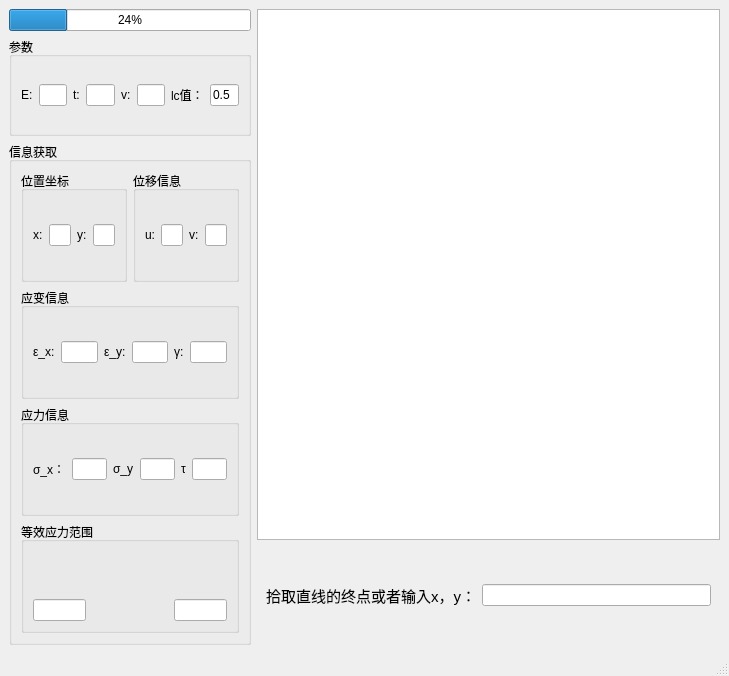
Above: finite-element-cuda-new/MainWindow.ui from epocode/finite-element-cuda-new before the change. Below: the same form after it.
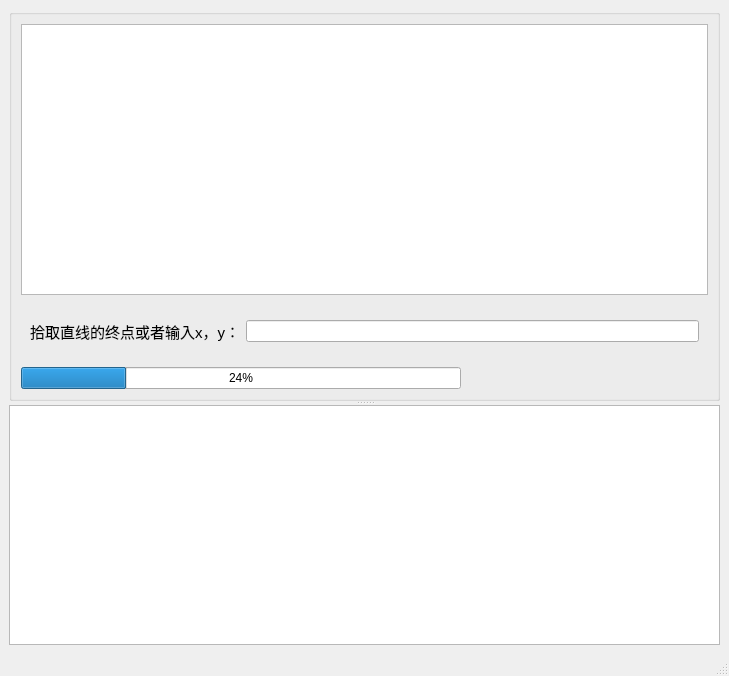
That is the form after the change. The open tabs and pages were chosen to show the change. Custom widgets are drawn as their Qt base class.

The edit to the form file:
```diff
--- a/finite-element-cuda-new/MainWindow.ui
+++ b/finite-element-cuda-new/MainWindow.ui
@@ -14,18 +14,18 @@
    <string>MainWindow</string>
   </property>
   <widget class="QWidget" name="centralwidget">
-   <layout class="QGridLayout" name="gridLayout_3" rowstretch="1,1,4,1" columnstretch="1,3">
-    <item row="0" column="1" rowspan="3">
-     <widget class="MyGraphicsView" name="graphicsView">
-      <property name="maximumSize">
-       <size>
-        <width>16777215</width>
-        <height>16777215</height>
-       </size>
-      </property>
-     </widget>
-    </item>
+   <layout class="QGridLayout" name="gridLayout_4">
     <item row="0" column="0">
+     <widget class="QSplitter" name="splitter">
+      <property name="orientation">
+       <enum>Qt::Orientation::Vertical</enum>
+      </property>
+      <widget class="QGroupBox" name="groupBox_2">
+       <property name="title">
+        <string/>
+       </property>
+       <layout class="QGridLayout" name="gridLayout_3" rowstretch="5,0,0,0" columnstretch="1">
+        <item row="3" column="0">
      <widget class="QProgressBar" name="progressBar">
       <property name="maximumSize">
        <size>
@@ -38,255 +38,17 @@
       </property>
      </widget>
     </item>
-    <item row="1" column="0">
-     <widget class="QGroupBox" name="groupBox">
+        <item row="0" column="0" rowspan="2">
+         <widget class="MyGraphicsView" name="graphicsView">
       <property name="maximumSize">
        <size>
-        <width>440</width>
+            <width>16777215</width>
         <height>16777215</height>
        </size>
       </property>
-      <property name="title">
-       <string>参数</string>
-      </property>
-      <layout class="QHBoxLayout" name="horizontalLayout_2">
-       <item>
-        <widget class="QLabel" name="label">
-         <property name="text">
-          <string>E:</string>
-         </property>
-        </widget>
-       </item>
-       <item>
-        <widget class="QLineEdit" name="lineEditE"/>
-       </item>
-       <item>
-        <widget class="QLabel" name="label_2">
-         <property name="text">
-          <string>t:</string>
-         </property>
-        </widget>
-       </item>
-       <item>
-        <widget class="QLineEdit" name="lineEditT"/>
-       </item>
-       <item>
-        <widget class="QLabel" name="label_3">
-         <property name="text">
-          <string>v:</string>
-         </property>
-        </widget>
-       </item>
-       <item>
-        <widget class="QLineEdit" name="lineEditV"/>
-       </item>
-       <item>
-        <widget class="QLabel" name="label_8">
-         <property name="text">
-          <string>lc值：</string>
-         </property>
-        </widget>
-       </item>
-       <item>
-        <widget class="QLineEdit" name="lcValue">
-         <property name="text">
-          <string>0.5</string>
-         </property>
-        </widget>
-       </item>
-      </layout>
-     </widget>
-    </item>
-    <item row="2" column="0" rowspan="2">
-     <widget class="QGroupBox" name="groupBox_5">
-      <property name="maximumSize">
-       <size>
-        <width>440</width>
-        <height>16777215</height>
-       </size>
-      </property>
-      <property name="title">
-       <string>信息获取</string>
-      </property>
-      <layout class="QGridLayout" name="gridLayout_2">
-       <item row="0" column="0">
-        <widget class="QGroupBox" name="groupBox_6">
-         <property name="title">
-          <string>位置坐标</string>
-         </property>
-         <layout class="QHBoxLayout" name="horizontalLayout_3">
-          <item>
-           <widget class="QLabel" name="label_4">
-            <property name="text">
-             <string>x:</string>
-            </property>
-           </widget>
-          </item>
-          <item>
-           <widget class="QLineEdit" name="lineEditPointX"/>
-          </item>
-          <item>
-           <widget class="QLabel" name="label_6">
-            <property name="text">
-             <string>y:</string>
-            </property>
-           </widget>
-          </item>
-          <item>
-           <widget class="QLineEdit" name="lineEditPointY"/>
-          </item>
-         </layout>
-        </widget>
-       </item>
-       <item row="0" column="1">
-        <widget class="QGroupBox" name="groupBox_9">
-         <property name="title">
-          <string>位移信息</string>
-         </property>
-         <layout class="QHBoxLayout" name="horizontalLayout_6">
-          <item>
-           <widget class="QLabel" name="label_9">
-            <property name="text">
-             <string>u:</string>
-            </property>
-           </widget>
-          </item>
-          <item>
-           <widget class="QLineEdit" name="mu"/>
-          </item>
-          <item>
-           <widget class="QLabel" name="label_10">
-            <property name="text">
-             <string>v:</string>
-            </property>
-           </widget>
-          </item>
-          <item>
-           <widget class="QLineEdit" name="nu"/>
-          </item>
-         </layout>
-        </widget>
-       </item>
-       <item row="1" column="0" colspan="2">
-        <widget class="QGroupBox" name="groupBox_8">
-         <property name="title">
-          <string>应变信息</string>
-         </property>
-         <layout class="QHBoxLayout" name="horizontalLayout_5">
-          <item>
-           <widget class="QLabel" name="label_7">
-            <property name="text">
-             <string>ε_x:</string>
-            </property>
-           </widget>
-          </item>
-          <item>
-           <widget class="QLineEdit" name="epsilonX"/>
-          </item>
-          <item>
-           <widget class="QLabel" name="label_13">
-            <property name="text">
-             <string>ε_y:</string>
-            </property>
-           </widget>
-          </item>
-          <item>
-           <widget class="QLineEdit" name="epsilonY"/>
-          </item>
-          <item>
-           <widget class="QLabel" name="label_14">
-            <property name="text">
-             <string>γ:</string>
-            </property>
-           </widget>
-          </item>
-          <item>
-           <widget class="QLineEdit" name="gamma"/>
-          </item>
-         </layout>
-        </widget>
-       </item>
-       <item row="2" column="0" colspan="2">
-        <widget class="QGroupBox" name="groupBox_7">
-         <property name="title">
-          <string>应力信息</string>
-         </property>
-         <layout class="QHBoxLayout" name="horizontalLayout_4">
-          <item>
-           <widget class="QLabel" name="label_5">
-            <property name="text">
-             <string>σ_x：</string>
-            </property>
-           </widget>
-          </item>
-          <item>
-           <widget class="QLineEdit" name="sigmaX"/>
-          </item>
-          <item>
-           <widget class="QLabel" name="label_11">
-            <property name="text">
-             <string>σ_y</string>
-            </property>
-           </widget>
-          </item>
-          <item>
-           <widget class="QLineEdit" name="sigmaY"/>
-          </item>
-          <item>
-           <widget class="QLabel" name="label_12">
-            <property name="text">
-             <string>τ</string>
-            </property>
-           </widget>
-          </item>
-          <item>
-           <widget class="QLineEdit" name="tau"/>
-          </item>
-         </layout>
-        </widget>
-       </item>
-       <item row="3" column="0" colspan="2">
-        <widget class="QGroupBox" name="groupBox_4">
-         <property name="title">
-          <string>等效应力范围</string>
-         </property>
-         <layout class="QGridLayout" name="gridLayout">
-          <item row="0" column="0" colspan="3">
-           <widget class="QLabel" name="colorBar">
-            <property name="lineWidth">
-             <number>11</number>
-            </property>
-            <property name="text">
-             <string/>
-            </property>
-           </widget>
-          </item>
-          <item row="1" column="0">
-           <widget class="QLineEdit" name="lineEditMin"/>
-          </item>
-          <item row="1" column="1">
-           <spacer name="horizontalSpacer">
-            <property name="orientation">
-             <enum>Qt::Orientation::Horizontal</enum>
-            </property>
-            <property name="sizeHint" stdset="0">
-             <size>
-              <width>130</width>
-              <height>20</height>
-             </size>
-            </property>
-           </spacer>
-          </item>
-          <item row="1" column="2">
-           <widget class="QLineEdit" name="lineEditMax"/>
-          </item>
-         </layout>
-        </widget>
-       </item>
-      </layout>
-     </widget>
-    </item>
-    <item row="3" column="1">
+         </widget>
+        </item>
+        <item row="2" column="0">
      <widget class="MyStackedWidget" name="myStackedWidget">
       <property name="font">
        <font>
@@ -350,6 +112,11 @@
         </item>
        </layout>
       </widget>
+         </widget>
+        </item>
+       </layout>
+      </widget>
+      <widget class="QTextEdit" name="outputEdit"/>
      </widget>
     </item>
    </layout>
```
Left out of the diff: 2 changed lines with no effect on the pictures. Lines whose indentation alone changed are shown as unchanged.
